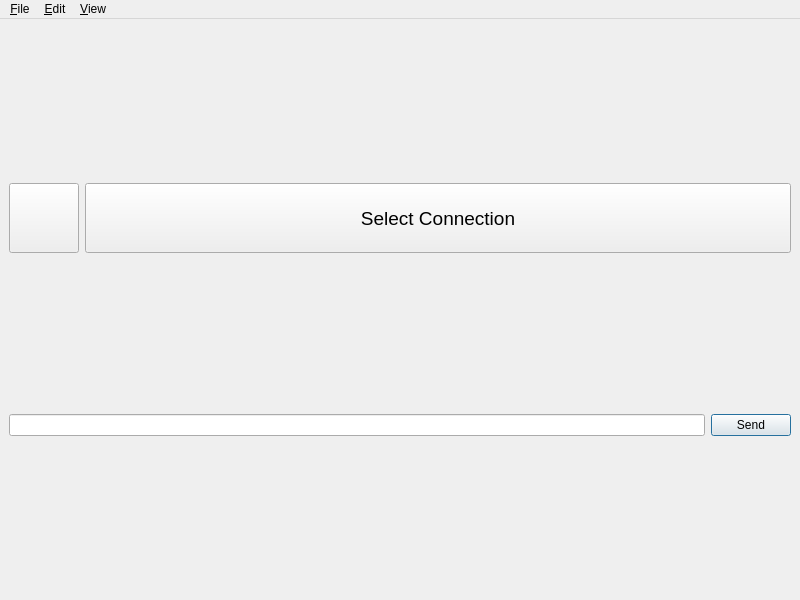
Before: the Qt Designer form LSerialTerm/MainWindow.ui in UladRH/LSerialTerm, drawn with Qt 5.
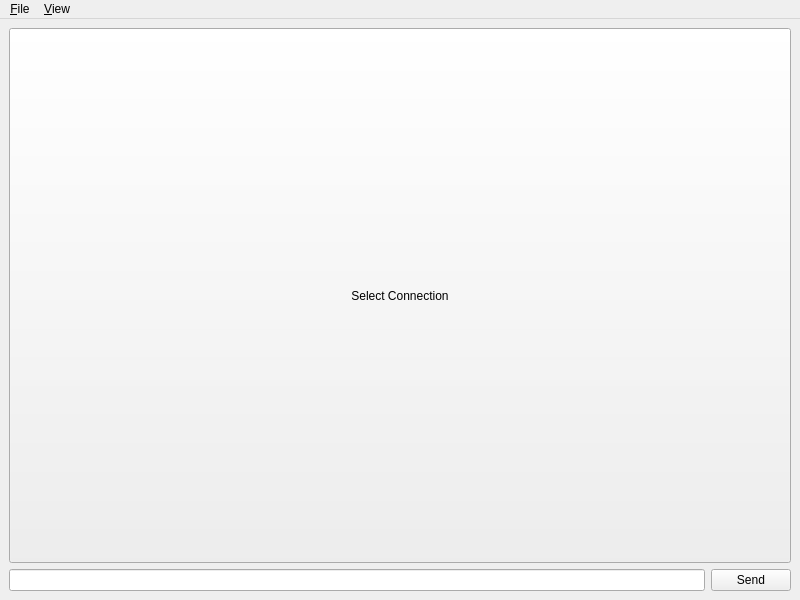
After: the same form once the commit is applied.

Commit message: More accurate design

The edit to the form file:
```diff
--- a/LSerialTerm/MainWindow.ui
+++ b/LSerialTerm/MainWindow.ui
@@ -10,6 +10,12 @@
     <height>600</height>
    </rect>
   </property>
+  <property name="minimumSize">
+   <size>
+    <width>800</width>
+    <height>600</height>
+   </size>
+  </property>
   <property name="windowTitle">
    <string>MainWindow</string>
   </property>
@@ -17,47 +23,10 @@
    <layout class="QVBoxLayout" name="verticalLayout">
     <item>
      <layout class="QHBoxLayout" name="horizontalLayout">
-      <property name="bottomMargin">
-       <number>0</number>
-      </property>
-      <item>
-       <widget class="QPushButton" name="buttonPlay">
-        <property name="enabled">
-         <bool>true</bool>
-        </property>
-        <property name="sizePolicy">
-         <sizepolicy hsizetype="Preferred" vsizetype="Preferred">
-          <horstretch>0</horstretch>
-          <verstretch>0</verstretch>
-         </sizepolicy>
-        </property>
-        <property name="minimumSize">
-         <size>
-          <width>70</width>
-          <height>70</height>
-         </size>
-        </property>
-        <property name="maximumSize">
-         <size>
-          <width>70</width>
-          <height>70</height>
-         </size>
-        </property>
-        <property name="sizeIncrement">
-         <size>
-          <width>0</width>
-          <height>0</height>
-         </size>
-        </property>
-        <property name="text">
-         <string/>
-        </property>
-       </widget>
-      </item>
       <item>
        <widget class="QPushButton" name="buttonConnection">
         <property name="sizePolicy">
-         <sizepolicy hsizetype="Maximum" vsizetype="Preferred">
+         <sizepolicy hsizetype="Preferred" vsizetype="Preferred">
           <horstretch>0</horstretch>
           <verstretch>0</verstretch>
          </sizepolicy>
@@ -65,21 +34,9 @@
         <property name="minimumSize">
          <size>
           <width>0</width>
-          <height>0</height>
+          <height>50</height>
          </size>
         </property>
-        <property name="maximumSize">
-         <size>
-          <width>2000</width>
-          <height>70</height>
-         </size>
-        </property>
-        <property name="font">
-         <font>
-          <family>Segoe UI</family>
-          <pointsize>14</pointsize>
-         </font>
-        </property>
         <property name="text">
          <string>Select Connection</string>
         </property>
@@ -97,12 +54,6 @@
         <property name="text">
          <string>Send</string>
         </property>
-        <property name="autoDefault">
-         <bool>true</bool>
-        </property>
-        <property name="default">
-         <bool>true</bool>
-        </property>
        </widget>
       </item>
      </layout>
@@ -122,11 +73,7 @@
     <property name="title">
      <string>&amp;File</string>
     </property>
-   </widget>
-   <widget class="QMenu" name="menu_Edit">
-    <property name="title">
-     <string>&amp;Edit</string>
-    </property>
+    <addaction name="action_Exit"/>
    </widget>
    <widget class="QMenu" name="menu_View">
     <property name="title">
@@ -135,7 +82,6 @@
     <addaction name="action_Hex_View"/>
    </widget>
    <addaction name="menu_File"/>
-   <addaction name="menu_Edit"/>
    <addaction name="menu_View"/>
   </widget>
   <action name="actionView_Hex">
```
Left out of the diff: 28 changed lines with no effect on the pictures. The commit also changes 3 other files.
